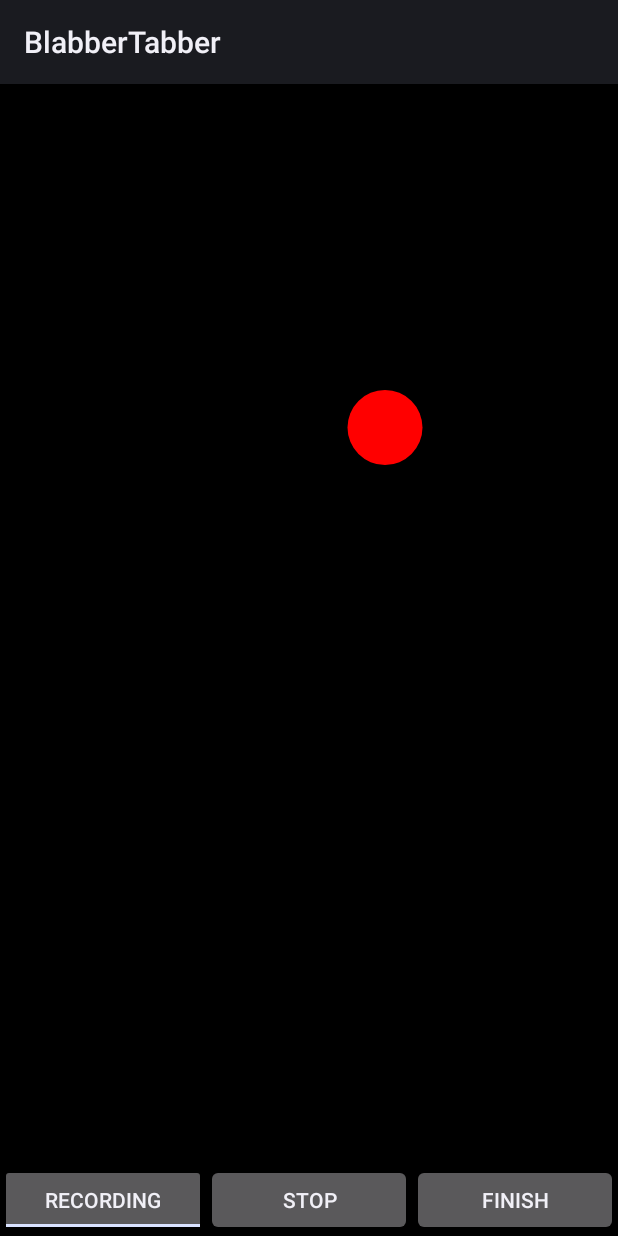
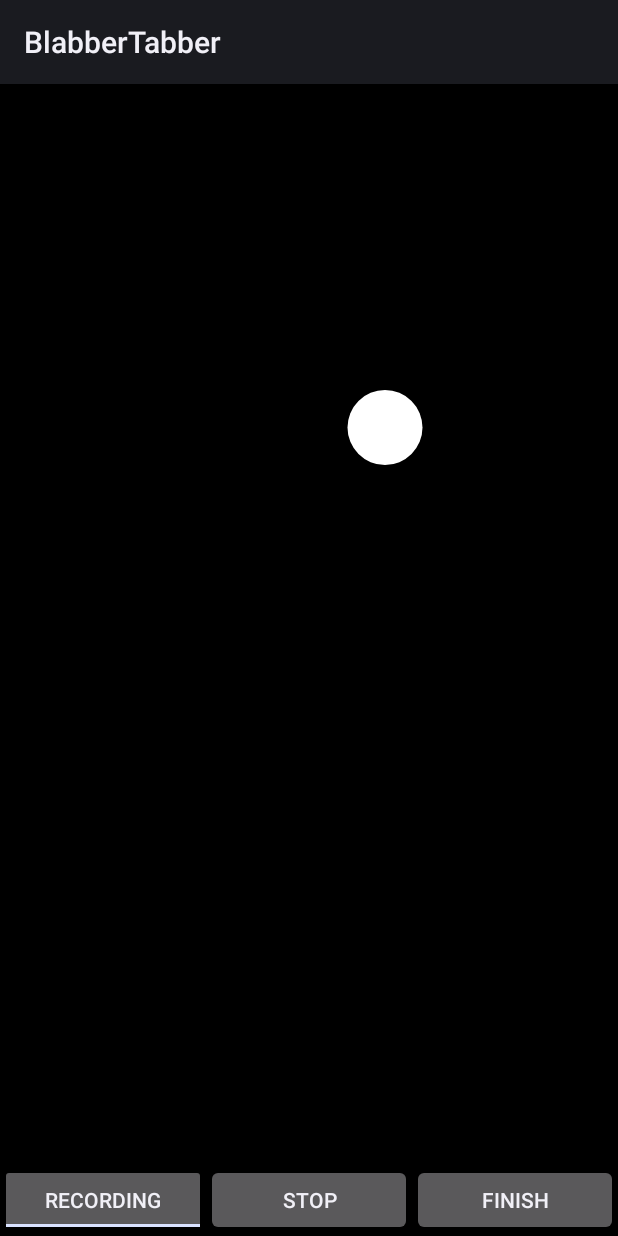
Before and after one commit to blabbertabber/blabbertabber, an Android app: the screen it shows after launch (RecordingActivity), after a tap on "OKAY, GOT IT!", on a phone screen of 412 x 824 dp. Run offline under Robolectric (Android 15) with nearby library versions, the phone set to English and light mode, and no system bars; 1 statement that could not run was skipped.

Commit message:
Different colored balls are throbbing

```diff
--- a/app/src/main/java/com/blabbertabber/blabbertabber/TheSpeakers.java
+++ b/app/src/main/java/com/blabbertabber/blabbertabber/TheSpeakers.java
@@ -36,22 +36,22 @@ public class TheSpeakers {
         speakers[14].setViewID(R.id.speaker_14);
         speakers[15].setViewID(R.id.speaker_15);
         // colors
-        speakers[0].setColor(0xff6600);
-        speakers[1].setColor(0xffE600);
-        speakers[2].setColor(0x99ff00);
-        speakers[3].setColor(0x1aff00);
-        speakers[4].setColor(0xff001a);
-        speakers[5].setColor(0xff8b3d);
-        speakers[6].setColor(0xffaf7a);
-        speakers[7].setColor(0x00ff66);
-        speakers[8].setColor(0xff0099);
-        speakers[9].setColor(0x7acaff);
-        speakers[10].setColor(0x3db1ff);
-        speakers[11].setColor(0x00ffe6);
-        speakers[12].setColor(0xe600ff);
-        speakers[13].setColor(0x6600ff);
-        speakers[14].setColor(0x001aff);
-        speakers[15].setColor(0x0099ff);
+        speakers[0].setColor(0xffff6600);
+        speakers[1].setColor(0xffffE600);
+        speakers[2].setColor(0xff99ff00);
+        speakers[3].setColor(0xff1aff00);
+        speakers[4].setColor(0xffff001a);
+        speakers[5].setColor(0xffff8b3d);
+        speakers[6].setColor(0xffffaf7a);
+        speakers[7].setColor(0xff00ff66);
+        speakers[8].setColor(0xffff0099);
+        speakers[9].setColor(0xff7acaff);
+        speakers[10].setColor(0xff3db1ff);
+        speakers[11].setColor(0xff00ffe6);
+        speakers[12].setColor(0xffe600ff);
+        speakers[13].setColor(0xff6600ff);
+        speakers[14].setColor(0xff001aff);
+        speakers[15].setColor(0xff0099ff);
     }
 
     public synchronized static TheSpeakers getInstance() {
--- a/app/src/main/res/drawable/speaker_circle.xml
+++ b/app/src/main/res/drawable/speaker_circle.xml
@@ -1,7 +1,7 @@
 <?xml version="1.0" encoding="utf-8"?>
 <shape xmlns:android="http://schemas.android.com/apk/res/android"
     android:shape="oval">
-    <solid android:color="#f00" />
+    <solid android:color="#fff" />
     <size android:width="50dp" />
     <size android:height="50dp" />
 </shape>
```
Also changed, not shown: app/src/main/java/com/blabbertabber/blabbertabber/RecordingActivity.java (+16 -14 lines).
